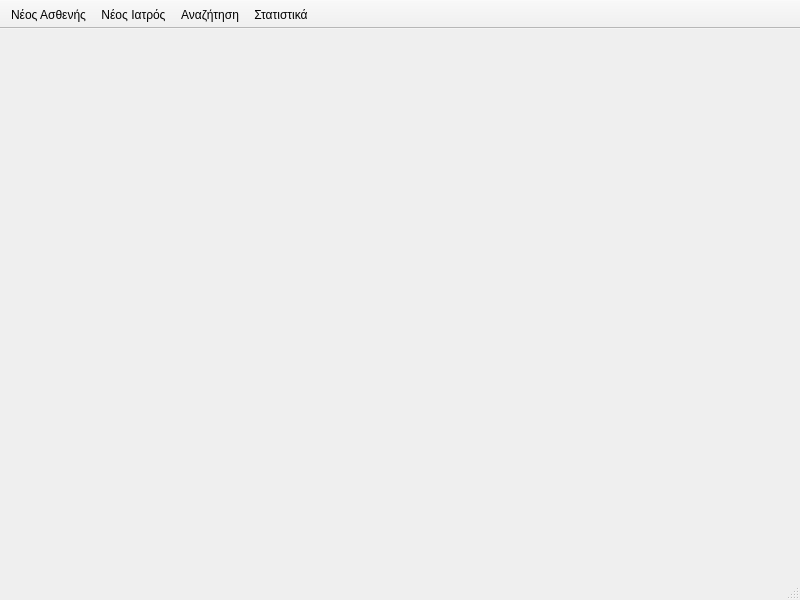
First picture: the form in ui/ui_files/main_window.ui, repository tdgs/medical_qt_ruby, before the edit.
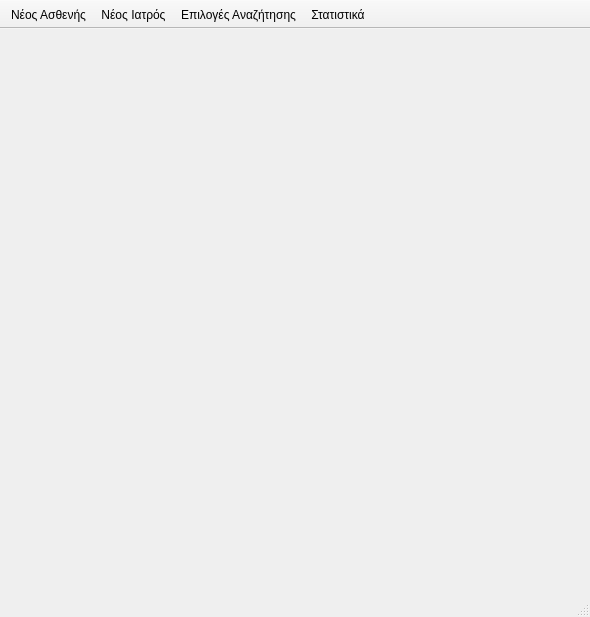
Second picture: the form after the edit. Icons and pictures are not drawn.

```diff
--- a/ui/ui_files/main_window.ui
+++ b/ui/ui_files/main_window.ui
@@ -6,8 +6,8 @@
    <rect>
     <x>0</x>
     <y>0</y>
-    <width>800</width>
-    <height>600</height>
+    <width>590</width>
+    <height>617</height>
    </rect>
   </property>
   <property name="windowTitle">
@@ -38,7 +38,7 @@
    </attribute>
    <addaction name="new_patient"/>
    <addaction name="new_doctor"/>
-   <addaction name="search"/>
+   <addaction name="action"/>
    <addaction name="statistics"/>
   </widget>
   <action name="new_patient">
@@ -50,16 +50,16 @@
     <string>Νέος Ασθενής</string>
    </property>
   </action>
-  <action name="search">
+  <action name="action">
    <property name="icon">
     <iconset resource="../../resources/icons.qrc">
      <normaloff>:/images/Search.png</normaloff>:/images/Search.png</iconset>
    </property>
    <property name="text">
-    <string>Αναζήτηση</string>
+    <string>Επιλογές Αναζήτησης</string>
    </property>
    <property name="toolTip">
-    <string>Αναζήτηση</string>
+    <string>Επιλογές Αναζήτησης</string>
    </property>
   </action>
   <action name="new_doctor">
```
Left out of the diff: 2 changed lines with no effect on the pictures.
